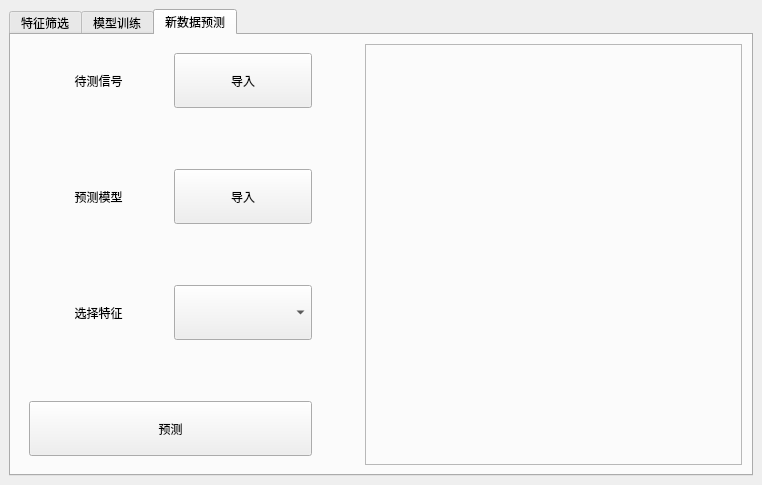
DuskSwan/fault_estimation_master_design, file GUI/FaultDegreeGUI.ui: the form before one commit.
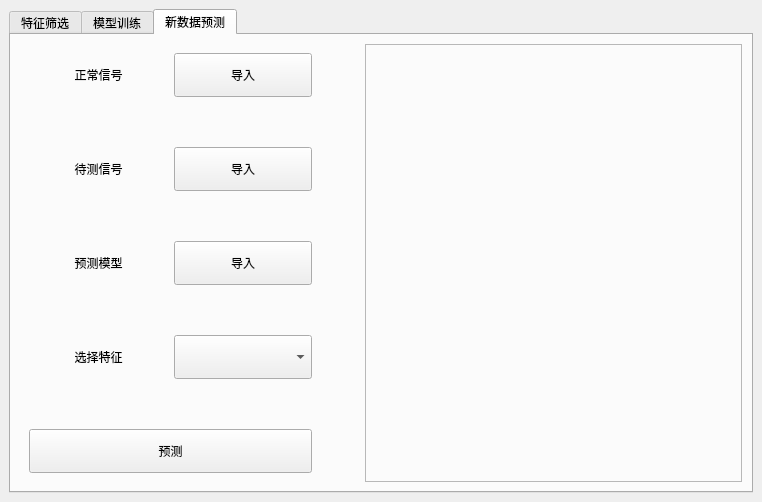
The form after the commit.

Commit message: add normal signal button in prediction page

Patch:
```diff
--- a/GUI/FaultDegreeGUI.ui
+++ b/GUI/FaultDegreeGUI.ui
@@ -7,7 +7,7 @@
     <x>0</x>
     <y>0</y>
     <width>762</width>
-    <height>485</height>
+    <height>502</height>
    </rect>
   </property>
   <property name="windowTitle">
@@ -295,7 +295,27 @@
        <item>
         <widget class="QWidget" name="widgetInPrediction" native="true">
          <layout class="QGridLayout" name="gridLayout_3">
-          <item row="3" column="1">
+          <item row="0" column="0">
+           <widget class="QLabel" name="label">
+            <property name="text">
+             <string>正常信号</string>
+            </property>
+            <property name="alignment">
+             <set>Qt::AlignCenter</set>
+            </property>
+           </widget>
+          </item>
+          <item row="6" column="1">
+           <widget class="QComboBox" name="comboBoxSelectFeaturesInPrediction">
+            <property name="sizePolicy">
+             <sizepolicy hsizetype="Preferred" vsizetype="Expanding">
+              <horstretch>0</horstretch>
+              <verstretch>0</verstretch>
+             </sizepolicy>
+            </property>
+           </widget>
+          </item>
+          <item row="5" column="1">
            <spacer name="verticalSpacer_6">
             <property name="orientation">
              <enum>Qt::Vertical</enum>
@@ -308,8 +328,18 @@
             </property>
            </spacer>
           </item>
-          <item row="6" column="0" colspan="2">
-           <widget class="QPushButton" name="btnPredict">
+          <item row="6" column="0">
+           <widget class="QLabel" name="label_13">
+            <property name="text">
+             <string>选择特征</string>
+            </property>
+            <property name="alignment">
+             <set>Qt::AlignCenter</set>
+            </property>
+           </widget>
+          </item>
+          <item row="2" column="1">
+           <widget class="QPushButton" name="btnImportUnknownSignal">
             <property name="sizePolicy">
              <sizepolicy hsizetype="Minimum" vsizetype="Expanding">
               <horstretch>0</horstretch>
@@ -317,11 +347,11 @@
              </sizepolicy>
             </property>
             <property name="text">
-             <string>预测</string>
+             <string>导入</string>
             </property>
            </widget>
           </item>
-          <item row="1" column="1">
+          <item row="3" column="1">
            <spacer name="verticalSpacer_5">
             <property name="orientation">
              <enum>Qt::Vertical</enum>
@@ -334,63 +364,33 @@
             </property>
            </spacer>
           </item>
-          <item row="0" column="1">
-           <widget class="QPushButton" name="btnImportSignalInPrediction">
-            <property name="sizePolicy">
-             <sizepolicy hsizetype="Minimum" vsizetype="Expanding">
-              <horstretch>0</horstretch>
-              <verstretch>0</verstretch>
-             </sizepolicy>
+          <item row="7" column="1">
+           <spacer name="verticalSpacer_7">
+            <property name="orientation">
+             <enum>Qt::Vertical</enum>
             </property>
-            <property name="text">
-             <string>导入</string>
+            <property name="sizeHint" stdset="0">
+             <size>
+              <width>20</width>
+              <height>40</height>
+             </size>
             </property>
-           </widget>
-          </item>
-          <item row="2" column="0">
-           <widget class="QLabel" name="label_12">
-            <property name="text">
-             <string>预测模型</string>
-            </property>
-            <property name="alignment">
-             <set>Qt::AlignCenter</set>
-            </property>
-           </widget>
-          </item>
-          <item row="2" column="1">
-           <widget class="QPushButton" name="btnImportModel">
-            <property name="sizePolicy">
-             <sizepolicy hsizetype="Minimum" vsizetype="Expanding">
-              <horstretch>0</horstretch>
-              <verstretch>0</verstretch>
-             </sizepolicy>
-            </property>
-            <property name="text">
-             <string>导入</string>
-            </property>
-           </widget>
+           </spacer>
           </item>
           <item row="4" column="1">
-           <widget class="QComboBox" name="comboBoxSelectFeaturesInPrediction">
+           <widget class="QPushButton" name="btnImportModel">
             <property name="sizePolicy">
-             <sizepolicy hsizetype="Preferred" vsizetype="Expanding">
+             <sizepolicy hsizetype="Minimum" vsizetype="Expanding">
               <horstretch>0</horstretch>
               <verstretch>0</verstretch>
              </sizepolicy>
             </property>
-           </widget>
-          </item>
-          <item row="4" column="0">
-           <widget class="QLabel" name="label_13">
             <property name="text">
-             <string>选择特征</string>
-            </property>
-            <property name="alignment">
-             <set>Qt::AlignCenter</set>
+             <string>导入</string>
             </property>
            </widget>
           </item>
-          <item row="0" column="0">
+          <item row="2" column="0">
            <widget class="QLabel" name="label_5">
             <property name="text">
              <string>待测信号</string>
@@ -400,8 +400,44 @@
             </property>
            </widget>
           </item>
-          <item row="5" column="1">
-           <spacer name="verticalSpacer_7">
+          <item row="0" column="1">
+           <widget class="QPushButton" name="btnImportInferentSignal">
+            <property name="sizePolicy">
+             <sizepolicy hsizetype="Minimum" vsizetype="Expanding">
+              <horstretch>0</horstretch>
+              <verstretch>0</verstretch>
+             </sizepolicy>
+            </property>
+            <property name="text">
+             <string>导入</string>
+            </property>
+           </widget>
+          </item>
+          <item row="8" column="0" colspan="2">
+           <widget class="QPushButton" name="btnPredict">
+            <property name="sizePolicy">
+             <sizepolicy hsizetype="Minimum" vsizetype="Expanding">
+              <horstretch>0</horstretch>
+              <verstretch>0</verstretch>
+             </sizepolicy>
+            </property>
+            <property name="text">
+             <string>预测</string>
+            </property>
+           </widget>
+          </item>
+          <item row="4" column="0">
+           <widget class="QLabel" name="label_12">
+            <property name="text">
+             <string>预测模型</string>
+            </property>
+            <property name="alignment">
+             <set>Qt::AlignCenter</set>
+            </property>
+           </widget>
+          </item>
+          <item row="1" column="1">
+           <spacer name="verticalSpacer_8">
             <property name="orientation">
              <enum>Qt::Vertical</enum>
             </property>
```
Left out of the diff: 6 changed lines with no effect on the pictures. The commit also changes 3 other files.
